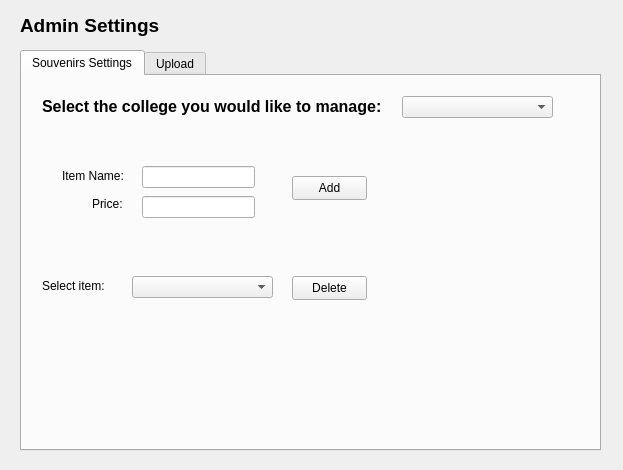
Above: CollegeTouring/admin.ui from belalzahran/CS_Project2_TheApplicants before the change. Below: the same form after it.
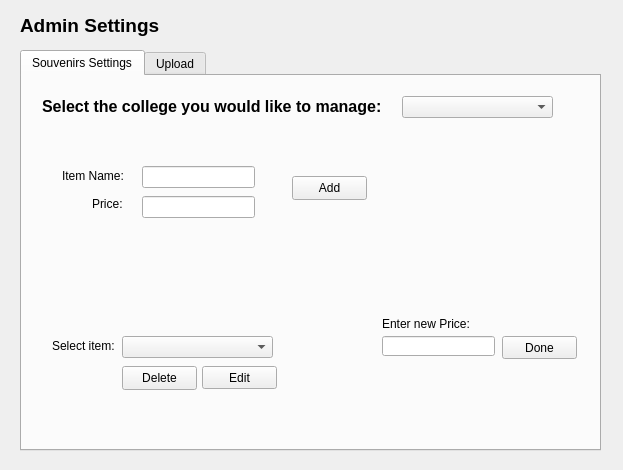
That is the form after the change.

The edit to the form file:
```diff
--- a/CollegeTouring/admin.ui
+++ b/CollegeTouring/admin.ui
@@ -127,8 +127,8 @@
     <widget class="QPushButton" name="pushButton_2">
      <property name="geometry">
       <rect>
-       <x>270</x>
-       <y>200</y>
+       <x>100</x>
+       <y>290</y>
        <width>75</width>
        <height>24</height>
       </rect>
@@ -140,9 +140,9 @@
     <widget class="QComboBox" name="comboBox_2">
      <property name="geometry">
       <rect>
-       <x>110</x>
-       <y>200</y>
-       <width>141</width>
+       <x>100</x>
+       <y>260</y>
+       <width>151</width>
        <height>22</height>
       </rect>
      </property>
@@ -150,8 +150,8 @@
     <widget class="QLabel" name="label_5">
      <property name="geometry">
       <rect>
-       <x>20</x>
-       <y>200</y>
+       <x>30</x>
+       <y>260</y>
        <width>81</width>
        <height>20</height>
       </rect>
@@ -160,6 +160,55 @@
       <string>Select item: </string>
      </property>
     </widget>
+    <widget class="QPushButton" name="pushButton_edit3">
+     <property name="geometry">
+      <rect>
+       <x>180</x>
+       <y>290</y>
+       <width>75</width>
+       <height>23</height>
+      </rect>
+     </property>
+     <property name="text">
+      <string>Edit</string>
+     </property>
+    </widget>
+    <widget class="QLineEdit" name="lineEdit_pricechange">
+     <property name="geometry">
+      <rect>
+       <x>360</x>
+       <y>260</y>
+       <width>113</width>
+       <height>20</height>
+      </rect>
+     </property>
+    </widget>
+    <widget class="QPushButton" name="pushButton_done4">
+     <property name="geometry">
+      <rect>
+       <x>480</x>
+       <y>260</y>
+       <width>75</width>
+       <height>23</height>
+      </rect>
+     </property>
+     <property name="text">
+      <string>Done</string>
+     </property>
+    </widget>
+    <widget class="QLabel" name="label_enterprice6">
+     <property name="geometry">
+      <rect>
+       <x>360</x>
+       <y>240</y>
+       <width>91</width>
+       <height>16</height>
+      </rect>
+     </property>
+     <property name="text">
+      <string>Enter new Price:</string>
+     </property>
+    </widget>
    </widget>
    <widget class="QWidget" name="tab_2">
     <attribute name="title">
```
